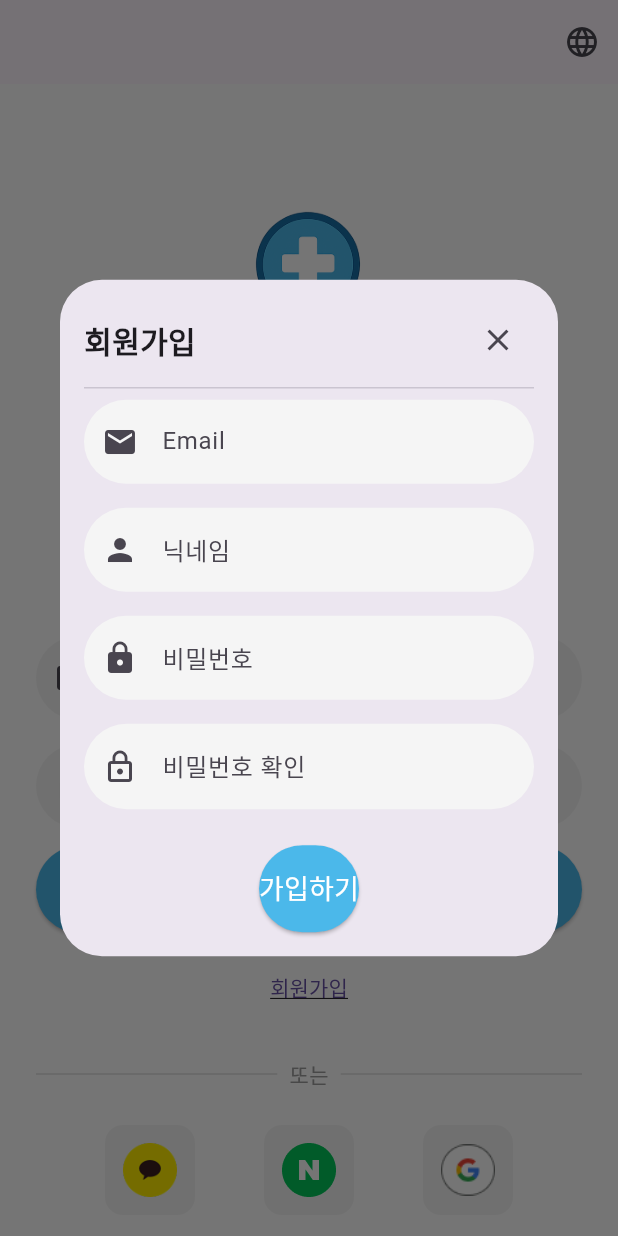
After one commit to kim-manjae/team_3, a Flutter app: the LoginWidget screen opened directly, after a tap on "회원가입", on a phone screen of 412 x 824 dp. The commit adds this screen. Run offline on Flutter 3.47's test engine with Material 3 defaults, Android fonts, the phone set to English and light mode, and no system bars; our stand-ins replace easy_localization, flutter_dotenv, geolocator, google_sign_in, permission_handler; missing offline and left inert: flutter_naver_login, flutter_naver_map, kakao_flutter_sdk_common, kakao_flutter_sdk_user, postgres.

Commit message:
로그인시 화면 전환 및 ui 변경

```diff
--- a/lib/reservation/hospital_reservation_page.dart
+++ b/lib/reservation/hospital_reservation_page.dart
@@ -1,10 +1,10 @@
 import 'package:flutter/material.dart';
 import 'package:easy_localization/easy_localization.dart';
+import 'package:project/service/auth_service.dart';
+import 'package:project/service/reservation_service.dart';
 import 'package:project/widgets/language_dialog.dart';
 import 'package:project/widgets/nav_main_page.dart';
 import '../models/reservation.dart';
-import '../services/auth_service.dart';
-import '../services/reservation_service.dart';
 import 'reservation_list_page.dart';
 
 /// 병원 예약 페이지 위젯
--- a/lib/service/social_login.dart
+++ b/lib/service/social_login.dart
@@ -6,8 +6,10 @@ import 'package:google_sign_in/google_sign_in.dart';
 import 'package:kakao_flutter_sdk_user/kakao_flutter_sdk_user.dart';
 import 'package:flutter_naver_login/flutter_naver_login.dart';
 import 'package:project/hospital/hospital_main.dart';
+import 'package:project/service/auth_service.dart';
 import 'package:project/widgets/language_dialog.dart';
 import 'package:project/widgets/nav_main_page.dart';
+import 'package:project/widgets/singupwidget.dart';
 import 'database_service.dart';   //DB 연동을 위한 사용자 정의 클래스
 import 'email_auth_widget.dart';
 
@@ -23,6 +25,7 @@ class LoginWidget extends StatefulWidget{
 
 class _LoginWidgetState extends State<LoginWidget> {
   bool isLoggedIn = false; //현재 로그인 여부
+  bool _isLoading = false;
   bool _showLocalLogin = false;
   String? nickname; //로그인한 사용자의 닉네임 (카카오, 네이버용)
   String? email; //로그인한 사용자의 이메일 (구글용)
@@ -119,6 +122,13 @@ class _LoginWidgetState extends State<LoginWidget> {
         loginPlatform: 'google',
         profileImage: profileImage ?? '', //Google 로그인의 경우 빈 문자열 전달
       );
+
+      Navigator.pushReplacement(
+        context,
+        MaterialPageRoute(
+          builder: (_) => nav_MainPage(),
+        ),
+      );
     } catch (e) {
       print('Google sign-in error : $e');
     }
@@ -173,6 +183,14 @@ class _LoginWidgetState extends State<LoginWidget> {
         mail: kakaoEmail,
         image: kakaoProfileImage,
       );
+
+      Navigator.pushReplacement(
+        context,
+        MaterialPageRoute(
+          builder: (_) => nav_MainPage(),
+        ),
+      );
+
     } catch (e, stack) {
       print('카카오 계정 로그인 실패: $e');
       print('스택트레이스: $stack');
@@ -212,6 +230,14 @@ class _LoginWidgetState extends State<LoginWidget> {
             nick: naverNickname,
             mail: naverEmail,
             image: '');
+
+        Navigator.pushReplacement(
+          context,
+          MaterialPageRoute(
+            builder: (_) => nav_MainPage(),
+          ),
+        );
+
       } else {
         print('네이버 계정 로그인 취소 또는 실패');
       }
@@ -353,16 +379,16 @@ class _LoginWidgetState extends State<LoginWidget> {
               ),
 
               // 2) 타이틀을 로그인용으로 변경
-              Text(
-                'Login',
-                textAlign: TextAlign.center,
-                style: TextStyle(
-                  fontSize: 26,
-                  fontWeight: FontWeight.bold,
-                  color: Colors.black87,
-                ),
-              ),
-              const SizedBox(height: 32),
+              // Text(
+              //   'Login',
+              //   textAlign: TextAlign.center,
+              //   style: TextStyle(
+              //     fontSize: 26,
+              //     fontWeight: FontWeight.bold,
+              //     color: Colors.black87,
+              //   ),
+              // ),
+              const SizedBox(height: 8),
 
               // 3) 로컬(이메일) 로그인 다이얼로그 띄우기
               TextField(
@@ -397,17 +423,35 @@ class _LoginWidgetState extends State<LoginWidget> {
 
 // 로그인 버튼
               ElevatedButton(
-                onPressed: () {
+                onPressed: () async {
                   final email    = _emailController.text.trim();
                   final nickname = _nickController.text.trim();
                   final pw       = _pwController.text;
+
                   if (email.isEmpty || nickname.isEmpty || pw.isEmpty) {
                     ScaffoldMessenger.of(context).showSnackBar(
                       const SnackBar(content: Text('모든 필드를 입력해주세요.')),
                     );
                     return;
                   }
-                  loginWithLocal(email, nickname, pw);
+
+                  await loginWithLocal(email, nickname, pw);
+
+                  // 로그인 성공 여부 확인
+                  if (AuthService.isLoggedIn) {
+                    // 성공시 메인 페이지
+                    Navigator.pushReplacement(
+                      context,
+                      MaterialPageRoute(
+                          builder: (_) => nav_MainPage()
+                      ),
+                    );
+                  } else {
+                    // 실패시 에러 안내
+                    ScaffoldMessenger.of(context).showSnackBar(
+                      SnackBar(content: Text('login_failed'.tr())),
+                    );
+                  }
                 },
                 style: ElevatedButton.styleFrom(
                   backgroundColor: const Color(0xFF4BB8EA),
@@ -419,6 +463,26 @@ class _LoginWidgetState extends State<LoginWidget> {
                 child: const Text(
                   '로그인',
                   style: TextStyle(fontSize: 18, color: Colors.white),
+                ),
+              ),
+
+              const SizedBox(height: 12),
+
+              // 회원가입 버튼
+              Center(
+                child: TextButton(
+                  onPressed: () {
+                    showDialog(
+                      context: context,
+                      builder: (_) => SignupWidget(
+                        onSignup: (email, nick, pw) => loginWithLocal(email, nick, pw),
+                      ),
+                    );
+                  },
+                  child: const Text(
+                    '회원가입',
+                    style: TextStyle(decoration: TextDecoration.underline),
+                  ),
                 ),
               ),
 
@@ -446,7 +510,7 @@ class _LoginWidgetState extends State<LoginWidget> {
                   _socialBtn('assets/images/google_login_m.png', loginWithGoogle),
                 ],
               ),
-              const SizedBox(height: 32),
+              SizedBox(height: 16),
               GestureDetector(
                 //건너 뛰기
                 onTap: () {
@@ -459,23 +523,18 @@ class _LoginWidgetState extends State<LoginWidget> {
                   width: 150,
                   height: 30,
                   decoration: BoxDecoration(
-                    color: Colors.teal.shade400,
+                    color: Colors.white,
                     borderRadius: BorderRadius.circular(4),
                   ),
                   child: Row(
                     mainAxisAlignment: MainAxisAlignment.center,
                     children: [
-                      Icon(
-                        Icons.arrow_forward,
-                        size: 20,
-                        color: Colors.amber,
-                      ),
                       SizedBox(width: 10),
                       Text(
-                        "로그인 건너뛰기",
+                        "비회원으로 시작하기",
                         style: TextStyle(
-                          fontSize: 12,
-                          color: Colors.amber,
+                          fontSize: 16,
+                          color: Colors.grey,
                         ),
                       ),
                     ],
--- /dev/null
+++ b/lib/widgets/singupwidget.dart
@@ -0,0 +1,161 @@
+import 'package:flutter/material.dart';
+
+class SignupWidget extends StatefulWidget {
+  /// 가입 성공 시 호출 (email, nickname, password)
+  final void Function(String email, String nickname, String password) onSignup;
+  const SignupWidget({Key? key, required this.onSignup}) : super(key: key);
+
+  @override
+  State<SignupWidget> createState() => _SignupWidgetState();
+}
+
+class _SignupWidgetState extends State<SignupWidget> {
+  final _formKey = GlobalKey<FormState>();
+  final _emailCtrl = TextEditingController();
+  final _nickCtrl  = TextEditingController();
+  final _pwCtrl    = TextEditingController();
+  final _pw2Ctrl   = TextEditingController();
+
+  @override
+  void dispose() {
+    _emailCtrl.dispose();
+    _nickCtrl.dispose();
+    _pwCtrl.dispose();
+    _pw2Ctrl.dispose();
+    super.dispose();
+  }
+
+  void _trySignup() {
+    if (_formKey.currentState?.validate() ?? false) {
+      widget.onSignup(
+        _emailCtrl.text.trim(),
+        _nickCtrl.text.trim(),
+        _pwCtrl.text,
+      );
+      Navigator.of(context).pop();
+    }
+  }
+
+  @override
+  Widget build(BuildContext context) {
+    return Dialog(
+      child: Padding(
+        padding: const EdgeInsets.all(16),
+        child: SingleChildScrollView(
+          child: Form(
+            key: _formKey,
+            child: Column(
+              mainAxisSize: MainAxisSize.min,
+              children: [
+                // 헤더
+                Row(
+                  mainAxisAlignment: MainAxisAlignment.spaceBetween,
+                  children: [
+                    const Text('회원가입',
+                        style: TextStyle(fontSize: 20, fontWeight: FontWeight.bold)
+                    ),
+                    IconButton(
+                      icon: const Icon(Icons.close),
+                      onPressed: () => Navigator.of(context).pop(),
+                    ),
+                  ],
+                ),
+                const Divider(),
+
+                // 이메일
+                TextFormField(
+                  controller: _emailCtrl,
+                  decoration: InputDecoration(
+                    prefixIcon: const Icon(Icons.email),
+                    hintText: 'Email',
+                    filled: true,
+                    fillColor: Colors.grey.shade100,
+                    border: OutlineInputBorder(
+                      borderRadius: BorderRadius.circular(30),
+                      borderSide: BorderSide.none,
+                    ),
+                  ),
+                  validator: (v) => (v == null || v.isEmpty) ? '이메일을 입력하세요' : null,
+                ),
+                const SizedBox(height: 16),
+
+                // 닉네임
+                TextFormField(
+                  controller: _nickCtrl,
+                  decoration: InputDecoration(
+                    prefixIcon: const Icon(Icons.person),
+                    hintText: '닉네임',
+                    filled: true,
+                    fillColor: Colors.grey.shade100,
+                    border: OutlineInputBorder(
+                      borderRadius: BorderRadius.circular(30),
+                      borderSide: BorderSide.none,
+                    ),
+                  ),
+                  validator: (v) => (v == null || v.isEmpty) ? '닉네임을 입력하세요' : null,
+                ),
+                const SizedBox(height: 16),
+
+                // 비밀번호
+                TextFormField(
+                  controller: _pwCtrl,
+                  obscureText: true,
+                  decoration: InputDecoration(
+                    prefixIcon: const Icon(Icons.lock),
+                    hintText: '비밀번호',
+                    filled: true,
+                    fillColor: Colors.grey.shade100,
+                    border: OutlineInputBorder(
+                      borderRadius: BorderRadius.circular(30),
+                      borderSide: BorderSide.none,
+                    ),
+                  ),
+                  validator: (v) {
+                    if (v == null || v.length < 6) return '비밀번호는 6자 이상';
+                    return null;
+                  },
+                ),
+                const SizedBox(height: 16),
+
+                // 비밀번호 확인
+                TextFormField(
+                  controller: _pw2Ctrl,
+                  obscureText: true,
+                  decoration: InputDecoration(
+                    prefixIcon: const Icon(Icons.lock_outline),
+                    hintText: '비밀번호 확인',
+                    filled: true,
+                    fillColor: Colors.grey.shade100,
+                    border: OutlineInputBorder(
+                      borderRadius: BorderRadius.circular(30),
+                      borderSide: BorderSide.none,
+                    ),
+                  ),
+                  validator: (v) {
+                    if (v != _pwCtrl.text) return '비밀번호가 일치하지 않습니다';
+                    return null;
+                  },
+                ),
+                const SizedBox(height: 24),
+
+                ElevatedButton(
+                  onPressed: _trySignup,
+                  style: ElevatedButton.styleFrom(
+                    backgroundColor: const Color(0xFF4BB8EA),
+                    padding: const EdgeInsets.symmetric(vertical: 16),
+                    shape: RoundedRectangleBorder(
+                      borderRadius: BorderRadius.circular(30),
+                    ),
+                  ),
+                  child: const Text('가입하기',
+                      style: TextStyle(fontSize: 18, color: Colors.white)
+                  ),
+                ),
+              ],
+            ),
+          ),
+        ),
+      ),
+    );
+  }
+}
```
Also changed, not shown: lib/chat_bot/chatbot_page.dart (+11 -0 lines), lib/component/medical_facility_detailpage.dart (+4 -3 lines), lib/hospital/hospital_main.dart (+4 -3 lines), lib/profile/profile_screen.dart (+11 -0 lines), lib/reservation/reservation_list_page.dart (+27 -4 lines), lib/service/location_service.dart (+27 -5 lines), lib/services/location_service.dart (deleted, +0 -63 lines), lib/services/navigation_service.dart (deleted, +0 -257 lines), assets/images/google_login.png (deleted), assets/images/kakao_login.png (deleted), assets/images/naver_login.png (deleted), lib/service/auth_service.dart (renamed from lib/services/auth_service.dart), lib/service/reservation_service.dart (renamed from lib/services/reservation_service.dart).
